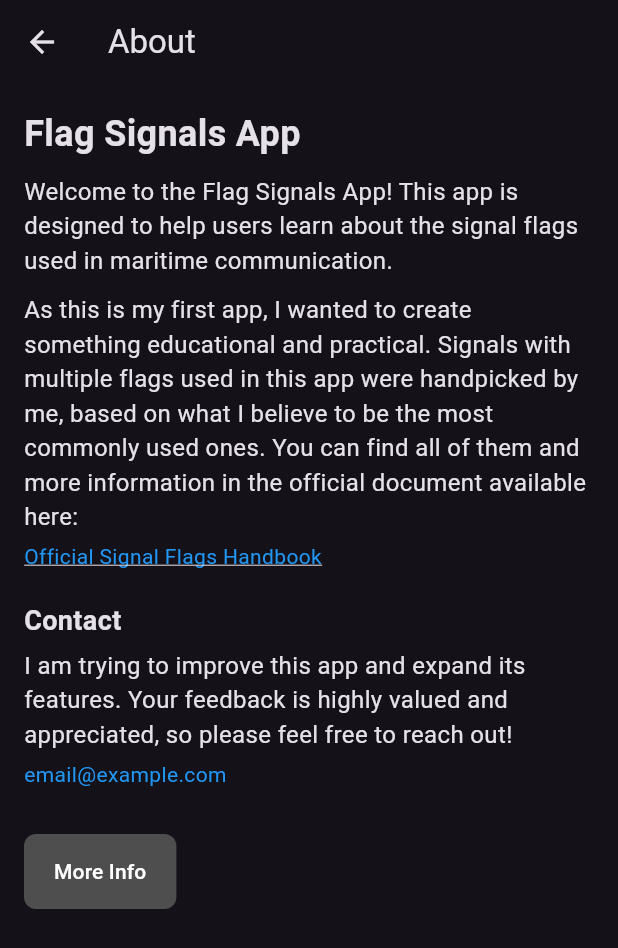
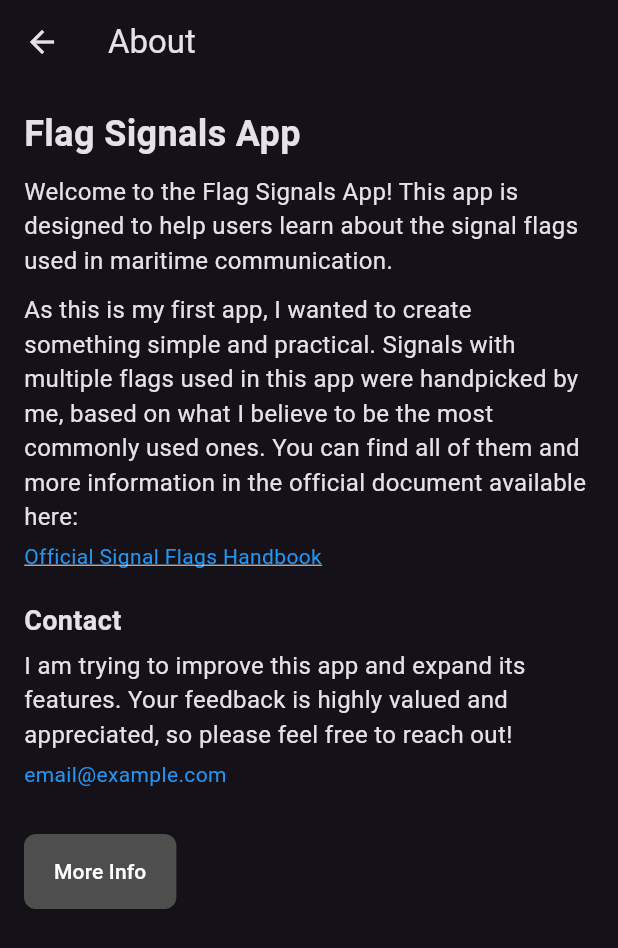
Before and after one commit to nmikolaj/signal_flags_app, a Flutter app: the screen it shows after launch, after a tap on the "info outline" icon, on a phone screen of 412 x 824 dp. Shown: the top 948 px of the screen. Run offline on Flutter 3.47's test engine with Material 3 defaults, Android fonts, the phone set to English and light mode, and no system bars; our stand-ins replace get, share_plus, stroke_text; missing offline and left inert: widgets_to_image.

Commit message:
adjust layout for responsiveness

```diff
--- a/lib/display/about/about_screen.dart
+++ b/lib/display/about/about_screen.dart
@@ -24,7 +24,8 @@ class AboutScreen extends StatelessWidget {
       appBar: AppBar(
         title: Text('About'),
       ),
-      body: Padding(
+      body: SingleChildScrollView(
+        child: Padding(
           padding: const EdgeInsets.all(16.0),
           child: Column(
             crossAxisAlignment: CrossAxisAlignment.start,
@@ -37,7 +38,7 @@ class AboutScreen extends StatelessWidget {
               ),
               const SizedBox(height: 10),
               const Text(
-              'As this is my first app, I wanted to create something educational and practical. '
+                'As this is my first app, I wanted to create something simple and practical. '
                 'Signals with multiple flags used in this app were handpicked by me, based on what I believe to be the most commonly used ones. '
                 'You can find all of them and more information in the official document available here:',
                 style: TextStyle(fontSize: 16),
@@ -86,6 +87,7 @@ class AboutScreen extends StatelessWidget {
             ],
           ),
         ),
+      ),
     );
   }
 }
--- a/lib/display/home/home_screen.dart
+++ b/lib/display/home/home_screen.dart
@@ -80,7 +80,7 @@ class HomeScreen extends StatelessWidget {
                       children: [
                         Positioned(
                           top: -5,
-                          right: 38,
+                          right: 37,
                           child: Image.asset(
                             'assets/images/two_flags.png',
                             width: 150,
@@ -90,12 +90,15 @@ class HomeScreen extends StatelessWidget {
                         Center(
                           child: Padding(
                             padding: EdgeInsets.only(top: 80.0),
+                            child: FittedBox(
+                              fit: BoxFit.scaleDown,
                               child: Text(
                                 'home_screen.title'.tr,
                                 style: const TextStyle(
                                   color: kHeaderColor,
                                   fontWeight: FontWeight.bold,
                                   fontSize: 44,
+                                ),
                               ),
                             ),
                           ),
```
Also changed, not shown: lib/display/quiz/components/question_card.dart (+9 -3 lines), lib/display/score/score_screen.dart (+4 -5 lines), lib/display/transmit/components/transmit_body.dart (+14 -12 lines). Lines whose indentation alone changed are shown as unchanged.
